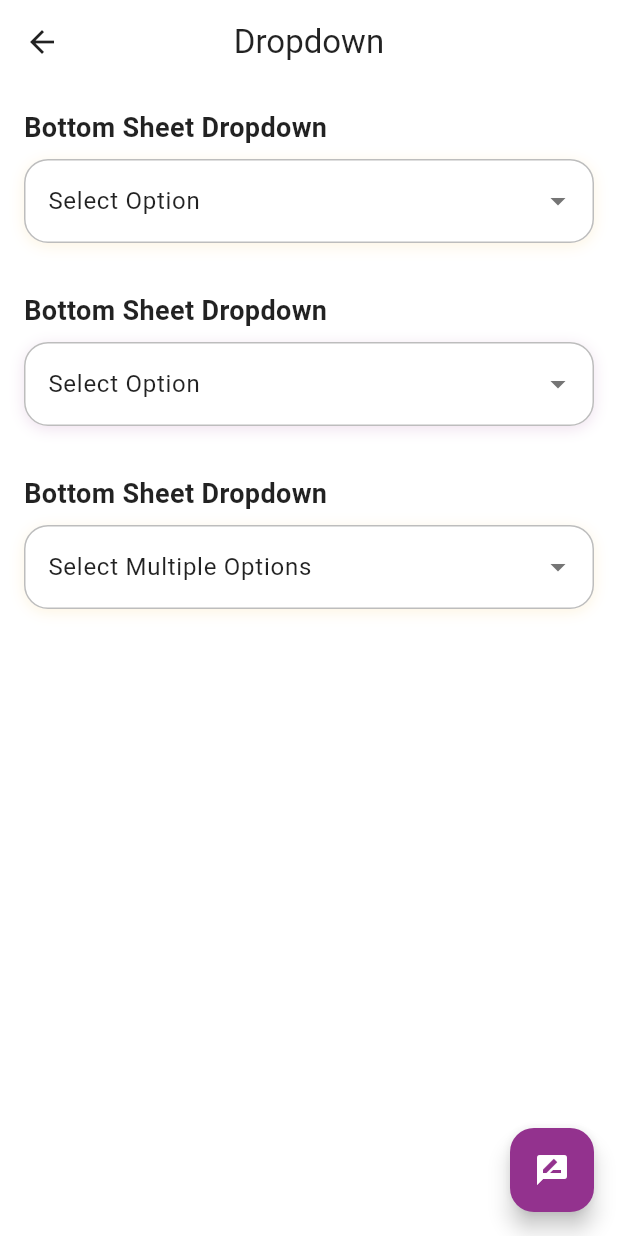
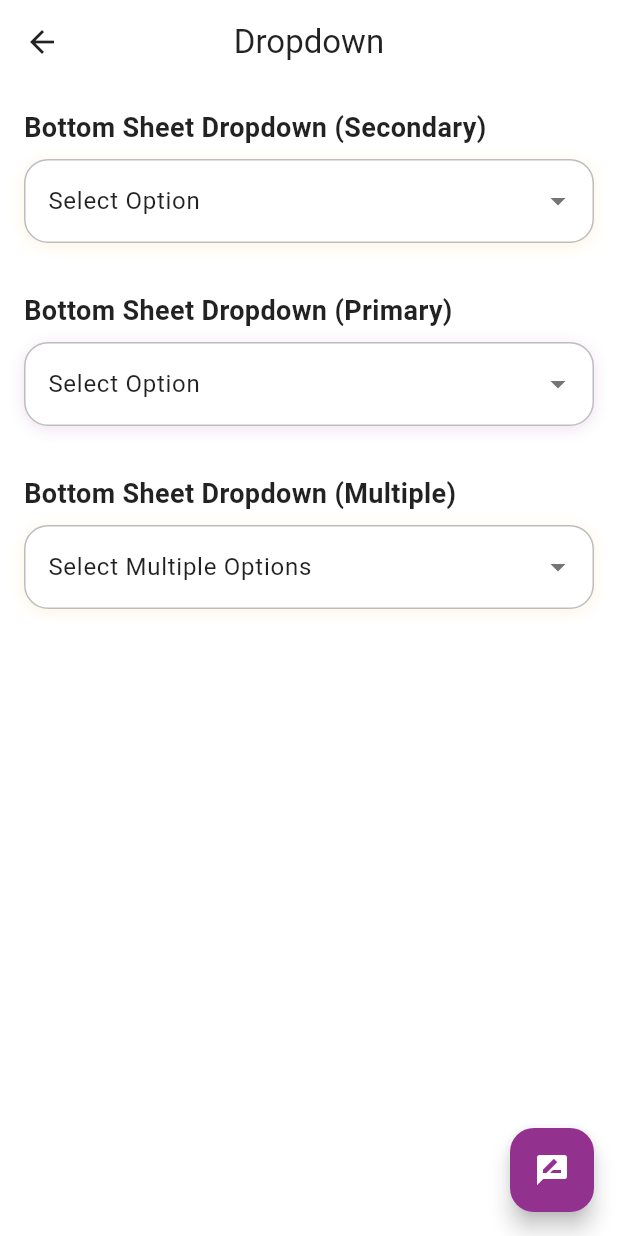
Before and after one commit to EugeneHolodov/kuba_ui_hub, a Flutter app: the DropdownPage screen opened directly, on a phone screen of 412 x 824 dp. Run offline on Flutter 3.47's test engine with Material 3 defaults, Android fonts, the light colour scheme and no system bars; our stand-ins replace shared_preferences; accounts and stored records are empty; network calls fail.

Commit message:
refacto: dropdown widget

```diff
--- a/flutter/lib/pages/startup_page.dart
+++ b/flutter/lib/pages/startup_page.dart
@@ -198,6 +198,7 @@ class _StartupPageState extends State<StartupPage> {
                         onChanged: _onReviewerSelected,
                         accentColor: Theme.of(context).colorScheme.primary,
                         onAccentColor: Theme.of(context).colorScheme.onPrimary,
+                        title: 'Select Your Name',
                         labelText: 'Select Your Name',
                         hintText: 'Tap to select',
                         bottomSheetTitle: 'Select Your Name',
--- a/flutter/lib/ui/dropdown_page.dart
+++ b/flutter/lib/ui/dropdown_page.dart
@@ -29,6 +29,7 @@ class _DropdownPageState extends State<DropdownPage> {
       body: SingleChildScrollView(
         padding: const EdgeInsets.all(16.0),
         child: Column(
+          mainAxisSize: MainAxisSize.min,
           crossAxisAlignment: CrossAxisAlignment.start,
           children: [
             // Bottom Sheet Dropdown (Secondary Style)
@@ -42,6 +43,7 @@ class _DropdownPageState extends State<DropdownPage> {
               },
               accentColor: Theme.of(context).colorScheme.secondary,
               onAccentColor: Theme.of(context).colorScheme.onSecondary,
+              title: 'Bottom Sheet Dropdown (Secondary)',
             ),
             const SizedBox(height: 32),
 
@@ -56,6 +58,7 @@ class _DropdownPageState extends State<DropdownPage> {
               },
               accentColor: Theme.of(context).colorScheme.primary,
               onAccentColor: Theme.of(context).colorScheme.onPrimary,
+              title: 'Bottom Sheet Dropdown (Primary)',
             ),
             const SizedBox(height: 32),
 
@@ -71,6 +74,7 @@ class _DropdownPageState extends State<DropdownPage> {
               },
               accentColor: Theme.of(context).colorScheme.secondary,
               onAccentColor: Theme.of(context).colorScheme.onSecondary,
+              title: 'Bottom Sheet Dropdown (Multiple)',
               labelText: 'Select Multiple Options',
               bottomSheetTitle: 'Select Options',
             ),
--- a/flutter/lib/widgets/kuba_dropdown.dart
+++ b/flutter/lib/widgets/kuba_dropdown.dart
@@ -12,6 +12,7 @@ class KubaDropdown extends StatefulWidget {
   final Color accentColor;
   final Color onAccentColor;
   final String bottomSheetTitle;
+  final String title;
   final bool multiple;
 
   const KubaDropdown({
@@ -26,6 +27,7 @@ class KubaDropdown extends StatefulWidget {
     required this.accentColor,
     required this.onAccentColor,
     this.bottomSheetTitle = 'Select an Option',
+    this.title = 'Bottom Sheet Dropdown',
     this.multiple = false,
   }) : assert(
          (multiple && values != null && onMultipleChanged != null) ||
@@ -185,9 +187,9 @@ class _KubaDropdownState extends State<KubaDropdown> {
       children: [
         Row(
           children: [
-            const Text(
-              'Bottom Sheet Dropdown',
-              style: TextStyle(fontSize: 18, fontWeight: FontWeight.bold),
+            Text(
+              widget.title,
+              style: const TextStyle(fontSize: 18, fontWeight: FontWeight.bold),
             ),
             const Spacer(),
             if (_hasValue())
```
Also changed, not shown: flutter/lib/ui/input_page.dart (+1 -33 lines), 6 other files.
